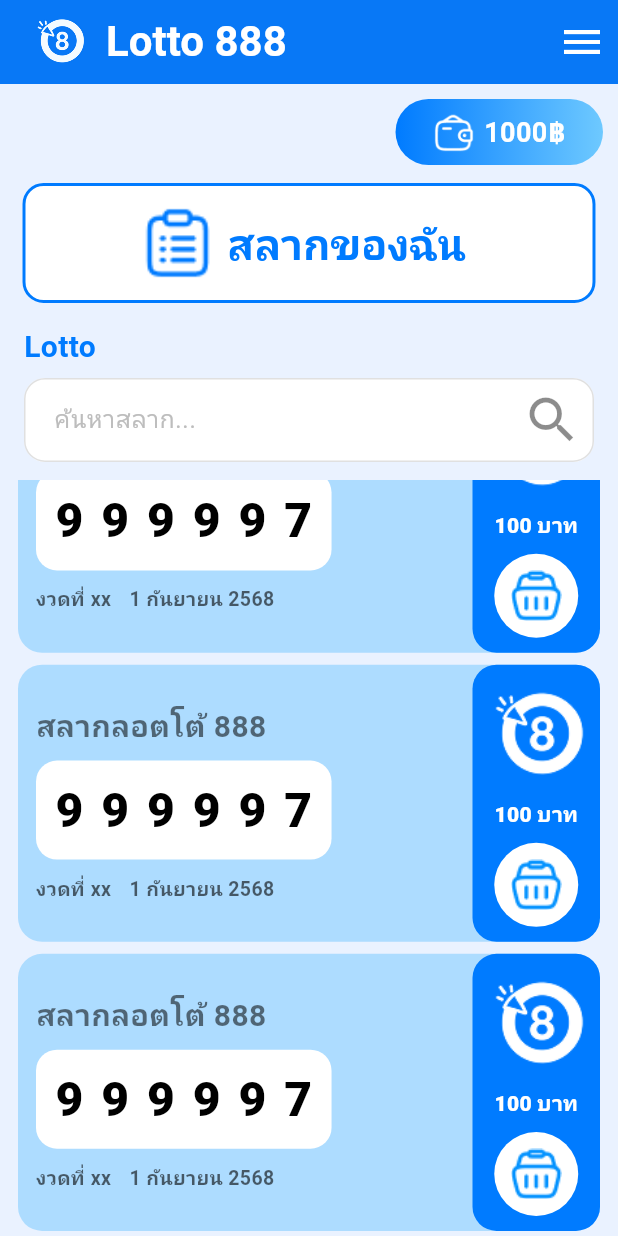
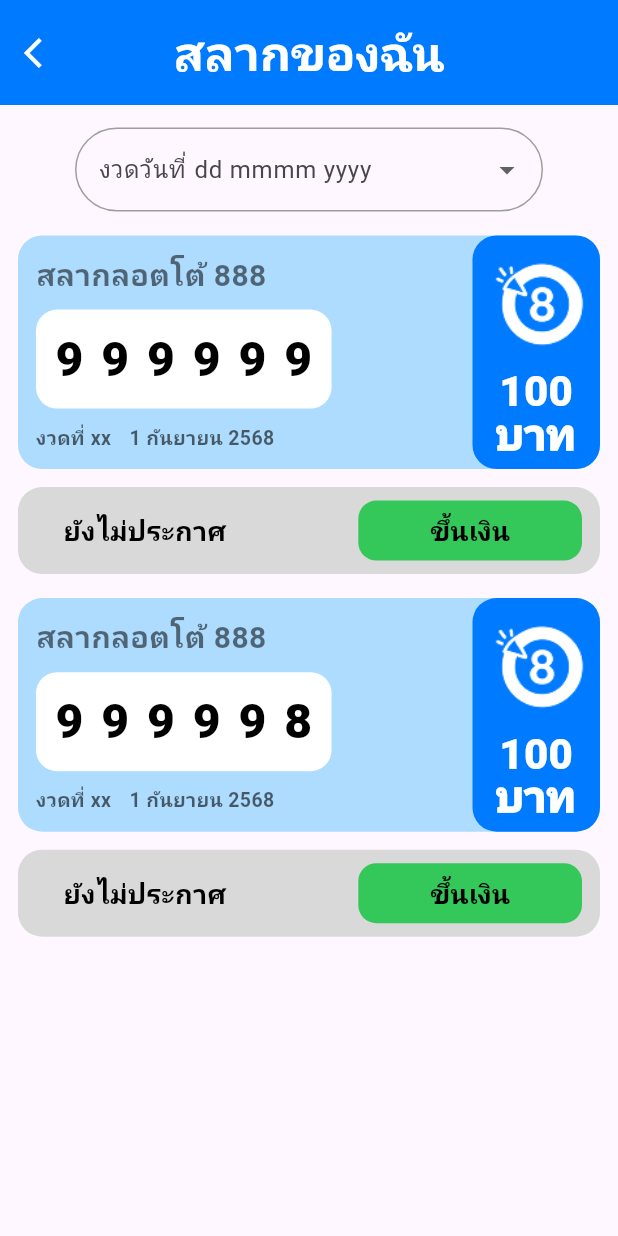
Before and after one commit to phitthaya2548/lotto888, a Flutter app: the BuyTicket screen opened directly, scrolled down 459 dp, after a tap on "สลากของฉัน", on a phone screen of 412 x 824 dp. Run offline on Flutter 3.47's test engine with Material 3 defaults, Android fonts, the light colour scheme and no system bars; our stand-ins replace flutter_secure_storage, flutter_svg, get, google_fonts, shared_preferences; accounts and stored records are empty; network calls fail; Roboto replaces fonts that are missing (Prompt); project files that could hold a hidden picture were left out.

Commit message:
Add_mylotto_page

```diff
--- /dev/null
+++ b/devtools_options.yaml
@@ -0,0 +1,3 @@
+description: This file stores settings for Dart & Flutter DevTools.
+documentation: https://docs.flutter.dev/tools/devtools/extensions#configure-extension-enablement-states
+extensions:
--- a/lib/pages/member/buy_lotto.dart
+++ b/lib/pages/member/buy_lotto.dart
@@ -1,6 +1,7 @@
 import 'package:flutter/material.dart';
 import 'package:get/get_core/src/get_main.dart';
 import 'package:get/get_navigation/get_navigation.dart';
+import 'package:lotto/pages/member/my_lotto.dart';
 import 'package:lotto/widgets/app_drawer.dart';
 import 'package:lotto/widgets/app_header.dart';
 
@@ -102,7 +103,14 @@ class _BuyTicketState extends State<BuyTicket> {
                             color: brand,
                           ),
                         ),
-                        onPressed: () {},
+                        onPressed: () {
+                          Navigator.push(
+                            context,
+                            MaterialPageRoute(
+                              builder: (context) => const MyTicket(),
+                            ),
+                          );
+                        },
                       ),
                     ),
                   ),
@@ -284,8 +292,8 @@ class _BuyTicketState extends State<BuyTicket> {
         ),
       ),
     );
+  }
 
-  }
   void showBuyDialog() {
     Get.defaultDialog(
       title: "",
@@ -329,7 +337,8 @@ void showBuyDialog() {
                 },
                 style: ElevatedButton.styleFrom(
                   backgroundColor: Colors.green,
-                padding: const EdgeInsets.symmetric(horizontal: 20, vertical: 10),
+                  padding:
+                      const EdgeInsets.symmetric(horizontal: 20, vertical: 10),
                   shape: RoundedRectangleBorder(
                     borderRadius: BorderRadius.circular(8),
                   ),
@@ -359,7 +368,8 @@ void showBuyDialog() {
                 },
                 style: ElevatedButton.styleFrom(
                   backgroundColor: Colors.red,
-                padding: const EdgeInsets.symmetric(horizontal: 20, vertical: 10),
+                  padding:
+                      const EdgeInsets.symmetric(horizontal: 20, vertical: 10),
                   shape: RoundedRectangleBorder(
                     borderRadius: BorderRadius.circular(8),
                   ),
@@ -378,5 +388,4 @@ void showBuyDialog() {
       ),
     );
   }
-
 }
--- /dev/null
+++ b/lib/pages/member/my_lotto.dart
@@ -0,0 +1,293 @@
+import 'package:flutter/material.dart';
+import 'package:get/get_core/src/get_main.dart';
+import 'package:get/get_navigation/get_navigation.dart';
+import 'package:lotto/widgets/app_drawer.dart';
+
+class MyTicket extends StatefulWidget {
+  const MyTicket({Key? key}) : super(key: key);
+
+  @override
+  State<MyTicket> createState() => _MyTicketState();
+}
+
+class _MyTicketState extends State<MyTicket> {
+  static const brand = Color(0xFF007BFF);
+  String? _selectedDraw;
+
+  final List<DropdownMenuItem<String>> _drawItems = const [
+    DropdownMenuItem(value: "2025-09-01", child: Text("1 กันยายน 2568")),
+    DropdownMenuItem(value: "2025-08-16", child: Text("16 สิงหาคม 2568")),
+  ];
+
+  final List<Map<String, dynamic>> tickets = [
+    {"number": "9 9 9 9 9 9", "date": "1 กันยายน 2568", "price": 100},
+    {"number": "9 9 9 9 9 8", "date": "1 กันยายน 2568", "price": 100},
+    // {"number": "9 9 9 9 9 7", "date": "1 กันยายน 2568", "price": 100},
+  ];
+
+  @override
+  Widget build(BuildContext context) {
+    return Scaffold(
+      drawer: const AppDrawer(),
+      appBar: AppBar(
+        toolbarHeight: 70,
+        backgroundColor: const Color(0xFF007BFF),
+        centerTitle: true,
+        leading: IconButton(
+          icon: const Icon(Icons.arrow_back_ios),
+          color: Colors.white,
+          onPressed: () {
+            Navigator.pop(context);
+          },
+        ),
+        title: const Text(
+          'สลากของฉัน',
+          style: TextStyle(
+            color: Colors.white,
+            fontWeight: FontWeight.bold,
+            fontSize: 32,
+          ),
+        ),
+      ),
+      body: SafeArea(
+        child: Column(
+          crossAxisAlignment: CrossAxisAlignment.stretch,
+          children: [
+            const SizedBox(height: 15),
+            Padding(
+              padding: const EdgeInsets.fromLTRB(50, 0, 50, 0),
+              child: DropdownButtonFormField<String>(
+                isExpanded: true,
+                value: _selectedDraw,
+                items: _drawItems,
+                decoration: InputDecoration(
+                  labelText: "งวดวันที่ dd mmmm yyyy",
+                  border: OutlineInputBorder(
+                    borderRadius: BorderRadius.circular(30),
+                  ),
+                  enabledBorder: OutlineInputBorder(
+                    borderRadius: BorderRadius.circular(30),
+                    borderSide: const BorderSide(color: Colors.grey),
+                  ),
+                  focusedBorder: OutlineInputBorder(
+                    borderRadius: BorderRadius.circular(30),
+                    borderSide: const BorderSide(
+                      color: Color.fromARGB(255, 115, 122, 128),
+                      width: 2,
+                    ),
+                  ),
+                ),
+                onChanged: (v) => setState(() => _selectedDraw = v),
+              ),
+            ),
+            const SizedBox(height: 4),
+            Expanded(
+              child: ListView.separated(
+                padding:
+                    const EdgeInsets.symmetric(horizontal: 12, vertical: 8),
+                separatorBuilder: (_, __) => const SizedBox(height: 12),
+                itemCount: tickets.length,
+                itemBuilder: (_, i) {
+                  final t = tickets[i];
+                  return Column(
+                    crossAxisAlignment: CrossAxisAlignment.stretch,
+                    children: [
+                      Container(
+                        margin: const EdgeInsets.symmetric(vertical: 4),
+                        decoration: BoxDecoration(
+                          color: const Color(0xFFADDCFF),
+                          borderRadius: BorderRadius.circular(16),
+                        ),
+                        child: Padding(
+                          padding: const EdgeInsets.fromLTRB(12, 0, 0, 0),
+                          child: Row(
+                            crossAxisAlignment: CrossAxisAlignment.center,
+                            children: [
+                              Expanded(
+                                child: Column(
+                                  crossAxisAlignment: CrossAxisAlignment.start,
+                                  children: [
+                                    const Text(
+                                      'สลากลอตโต้ 888',
+                                      style: TextStyle(
+                                        color: Colors.black54,
+                                        fontWeight: FontWeight.w700,
+                                        fontSize: 20,
+                                      ),
+                                    ),
+                                    const SizedBox(height: 8),
+                                    Container(
+                                      padding: const EdgeInsets.symmetric(
+                                          horizontal: 12, vertical: 10),
+                                      decoration: BoxDecoration(
+                                        color: Colors.white,
+                                        borderRadius: BorderRadius.circular(14),
+                                      ),
+                                      child: Text(
+                                        t['number'],
+                                        style: const TextStyle(
+                                          fontSize: 32,
+                                          fontWeight: FontWeight.w900,
+                                          letterSpacing: 2,
+                                          color: Colors.black,
+                                        ),
+                                      ),
+                                    ),
+                                    const SizedBox(height: 10),
+                                    Row(
+                                      children: [
+                                        Text(
+                                          'งวดที่ xx',
+                                          style: TextStyle(
+                                            fontSize: 13,
+                                            color: Colors.black.withOpacity(.6),
+                                            fontWeight: FontWeight.w600,
+                                          ),
+                                        ),
+                                        const SizedBox(width: 12),
+                                        Text(
+                                          t['date'],
+                                          style: TextStyle(
+                                            fontSize: 13,
+                                            color: Colors.black.withOpacity(.6),
+                                            fontWeight: FontWeight.w600,
+                                          ),
+                                        ),
+                                      ],
+                                    ),
+                                  ],
+                                ),
+                              ),
+                              const SizedBox(width: 8),
+                              Container(
+                                width: 85,
+                                decoration: BoxDecoration(
+                                  color: brand,
+                                  borderRadius: BorderRadius.circular(16),
+                                ),
+                                child: Padding(
+                                  padding: const EdgeInsets.symmetric(
+                                      vertical: 10.0),
+                                  child: Column(
+                                    children: [
+                                      Image.asset(
+                                        'assets/images/logo1.png',
+                                        color: Colors.white,
+                                        fit: BoxFit.cover,
+                                      ),
+                                      const SizedBox(height: 6),
+                                      const Text(
+                                        '100 บาท',
+                                        textAlign: TextAlign.center,
+                                        style: TextStyle(
+                                          color: Colors.white,
+                                          fontWeight: FontWeight.w900,
+                                          fontSize: 28,
+                                          height: 1.0,
+                                        ),
+                                      ),
+                                    ],
+                                  ),
+                                ),
+                              )
+                            ],
+                          ),
+                        ),
+                      ),
+                      Container(
+                        margin: const EdgeInsets.only(top: 8),
+                        padding: const EdgeInsets.symmetric(
+                            horizontal: 12, vertical: 5),
+                        decoration: BoxDecoration(
+                          color: const Color(0xFFD9D9D9),
+                          borderRadius: BorderRadius.circular(16),
+                        ),
+                        child: Row(
+                          mainAxisAlignment: MainAxisAlignment.spaceBetween,
+                          children: [
+                            Padding(
+                              padding: const EdgeInsets.fromLTRB(18, 0, 0, 0),
+                              child: const Text(
+                                'ยังไม่ประกาศ',
+                                style: TextStyle(
+                                  fontSize: 18,
+                                  fontWeight: FontWeight.bold,
+                                  color: Colors.black,
+                                ),
+                              ),
+                            ),
+                            ElevatedButton(
+                              onPressed: () {
+                                showBuyDialog();
+                              }, // disabled
+                              style: ElevatedButton.styleFrom(
+                                elevation: 0,
+                                backgroundColor: Color(0xFF34C759),
+                                shape: RoundedRectangleBorder(
+                                  borderRadius: BorderRadius.circular(12),
+                                ),
+                                padding: const EdgeInsets.symmetric(
+                                    horizontal: 48, vertical: 5),
+                              ),
+                              child: const Text(
+                                'ขึ้นเงิน',
+                                style: TextStyle(
+                                  fontSize: 18,
+                                  fontWeight: FontWeight.w700,
+                                  color: Colors.black,
+                                ),
+                              ),
+                            )
+                          ],
+                        ),
+                      )
+                    ],
+                  );
+                },
+              ),
+            )
+          ],
+        ),
+      ),
+    );
+  }
+
+  void showBuyDialog() {
+    Get.defaultDialog(
+      title: "",
+      titlePadding: EdgeInsets.zero,
+      contentPadding: const EdgeInsets.all(16),
+      radius: 12,
+      barrierDismissible: false, // ป้องกันการกดข้างนอกแล้วปิดเอง
+      content: Column(
+        mainAxisSize: MainAxisSize.min,
+        children: [
+          const Text(
+            "ยินดีด้วย คุณถูกรางวัล XX",
+            style: TextStyle(fontWeight: FontWeight.bold, fontSize: 18),
+            textAlign: TextAlign.center,
+          ),
+          const SizedBox(height: 12),
+          const Text(
+            "คุณ XXXXXXXX คุณเป็นเศรษฐีแล้ว",
+            style: TextStyle(fontSize: 16, fontWeight: FontWeight.w600),
+            textAlign: TextAlign.center,
+          ),
+          const SizedBox(height: 8),
+          const Text(
+            "เป็นเงินรางวัล 600,000,000 บาท",
+            style: TextStyle(fontWeight: FontWeight.bold, fontSize: 16),
+            textAlign: TextAlign.center,
+          ),
+          const SizedBox(height: 24),
+        ],
+      ),
+    );
+
+    Future.delayed(const Duration(seconds: 3), () {
+      if (Get.isDialogOpen ?? false) {
+        Get.back();
+      }
+    });
+  }
+}
--- a/lib/widgets/app_header.dart
+++ b/lib/widgets/app_header.dart
@@ -8,7 +8,6 @@ class AppHeader extends StatelessWidget implements PreferredSizeWidget {
   @override
   Widget build(BuildContext context) {
     return AppBar(
-
       toolbarHeight: 150,
       automaticallyImplyLeading: false,
       backgroundColor: Color(0xFF007BFF),
```
Also changed, not shown: pubspec.lock. Lines whose indentation alone changed are shown as unchanged.
